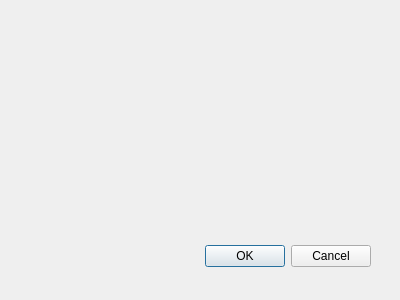
CaioPellicani/projeto_coracao, file tela_contribuicao.ui: the form before one commit.
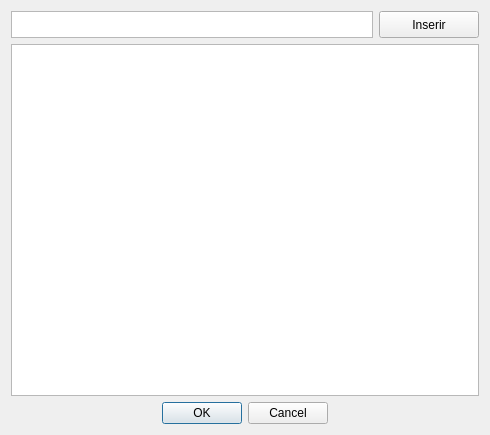
The form after the commit.

Commit message: btn_OK/Cancel

The edit to the form file:
```diff
--- a/tela_contribuicao.ui
+++ b/tela_contribuicao.ui
@@ -8,29 +8,73 @@
    <rect>
     <x>0</x>
     <y>0</y>
-    <width>400</width>
-    <height>300</height>
+    <width>488</width>
+    <height>435</height>
    </rect>
   </property>
   <property name="windowTitle">
    <string>Dialog</string>
   </property>
-  <widget name="buttonBox" class="QDialogButtonBox">
-   <property name="geometry">
-    <rect>
-     <x>30</x>
-     <y>240</y>
-     <width>341</width>
-     <height>32</height>
-    </rect>
-   </property>
-   <property name="orientation">
-    <enum>Qt::Horizontal</enum>
-   </property>
-   <property name="standardButtons">
-    <set>QDialogButtonBox::Cancel|QDialogButtonBox::Ok</set>
-   </property>
-  </widget>
+  <layout class="QVBoxLayout" name="verticalLayout">
+   <item>
+    <layout class="QHBoxLayout" name="horizontalLayout">
+     <item>
+      <widget class="QTextEdit" name="txtValor">
+       <property name="sizePolicy">
+        <sizepolicy hsizetype="Minimum" vsizetype="Minimum">
+         <horstretch>0</horstretch>
+         <verstretch>27</verstretch>
+        </sizepolicy>
+       </property>
+       <property name="minimumSize">
+        <size>
+         <width>362</width>
+         <height>27</height>
+        </size>
+       </property>
+       <property name="verticalScrollBarPolicy">
+        <enum>Qt::ScrollBarAlwaysOff</enum>
+       </property>
+      </widget>
+     </item>
+     <item>
+      <widget class="QPushButton" name="btnAddValor">
+       <property name="minimumSize">
+        <size>
+         <width>100</width>
+         <height>27</height>
+        </size>
+       </property>
+       <property name="text">
+        <string>Inserir</string>
+       </property>
+      </widget>
+     </item>
+    </layout>
+   </item>
+   <item>
+    <widget class="QListView" name="lviLista"/>
+   </item>
+   <item>
+    <widget class="QDialogButtonBox" name="btnConfirmar">
+     <property name="layoutDirection">
+      <enum>Qt::LeftToRight</enum>
+     </property>
+     <property name="autoFillBackground">
+      <bool>false</bool>
+     </property>
+     <property name="orientation">
+      <enum>Qt::Horizontal</enum>
+     </property>
+     <property name="standardButtons">
+      <set>QDialogButtonBox::Cancel|QDialogButtonBox::Ok</set>
+     </property>
+     <property name="centerButtons">
+      <bool>true</bool>
+     </property>
+    </widget>
+   </item>
+  </layout>
  </widget>
  <pixmapfunction/>
  <resources/>
```
Left out of the diff: 42 changed lines with no effect on the pictures. The commit also changes 2 other files.
